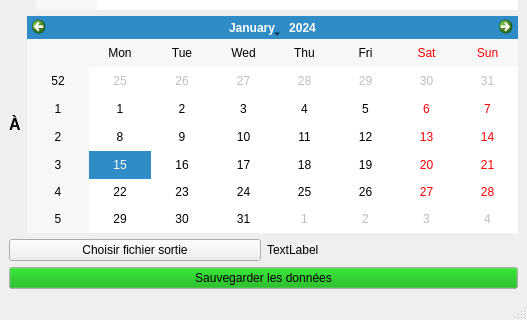
Before: the Qt Designer form vue.ui in geocot/TraccarAPI2, drawn with Qt 5; both pictures show x 0 to 527 and y 300 to 620 of the 527 by 620 pixel window.
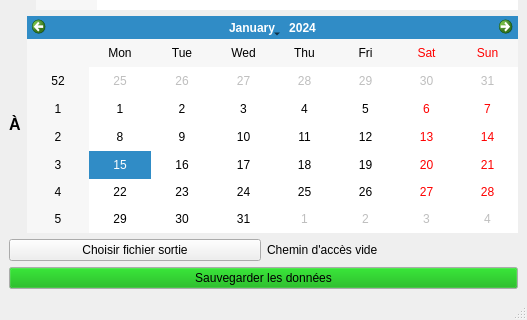
After: the same form once the commit is applied.

Patch:
```diff
--- a/vue.ui
+++ b/vue.ui
@@ -166,7 +166,7 @@
         <item>
          <widget class="QLabel" name="laPath">
           <property name="text">
-           <string>TextLabel</string>
+           <string>Chemin d'accès vide</string>
           </property>
          </widget>
         </item>
```
